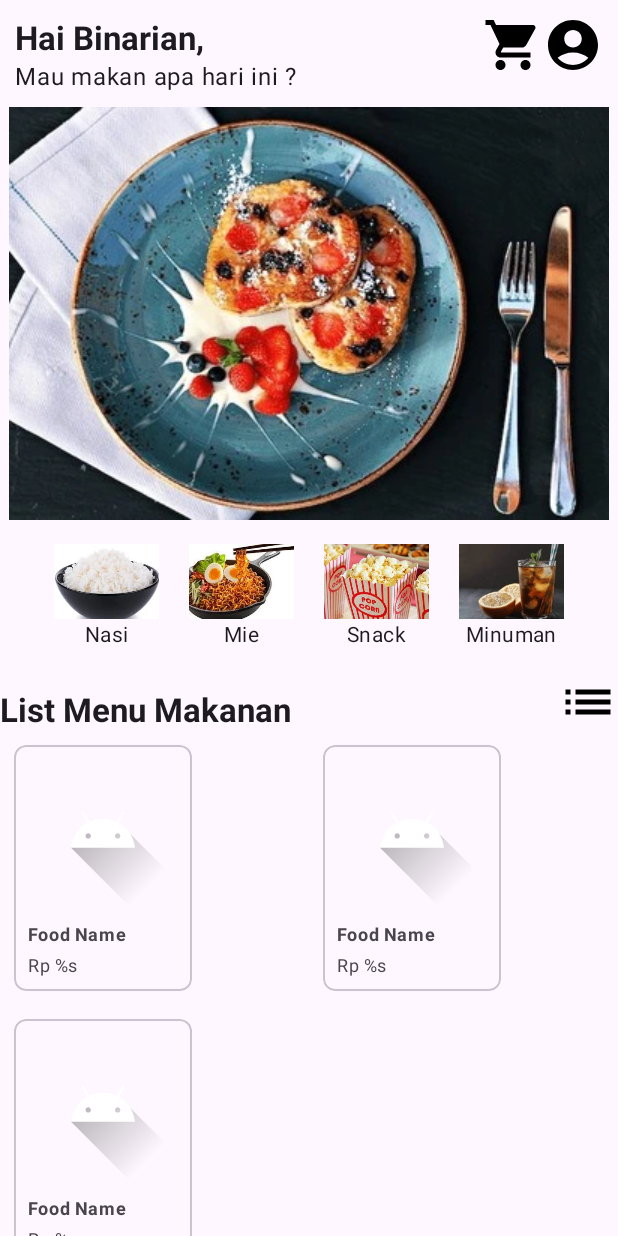
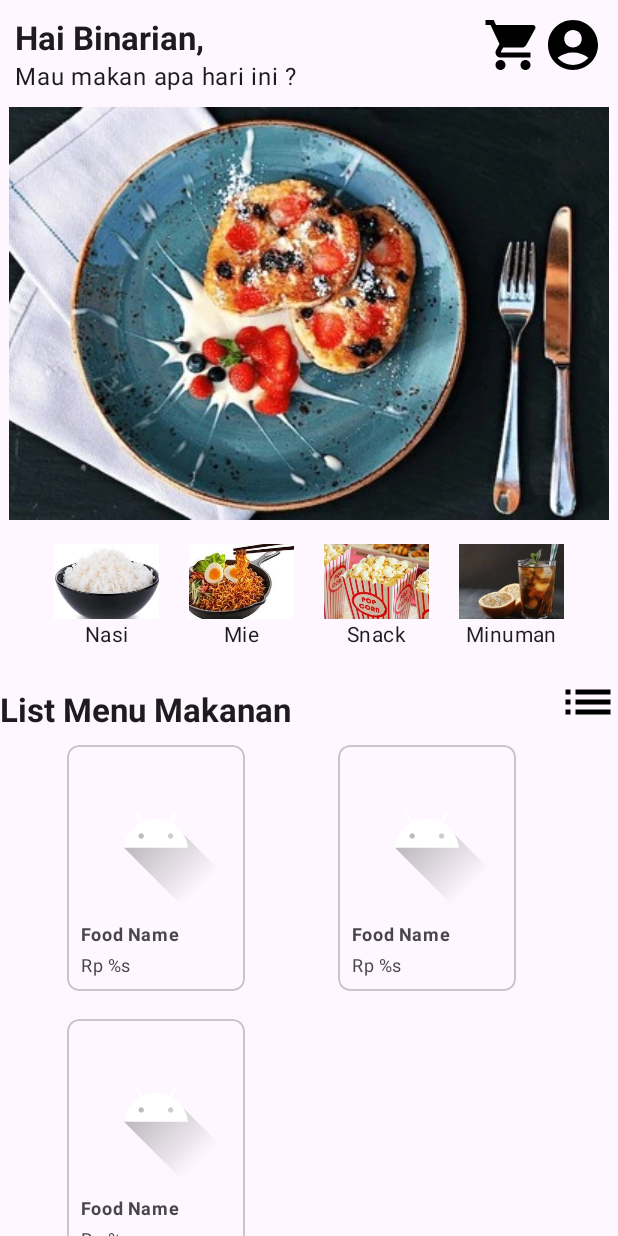
Before and after one commit to nisahamidatun/Hackathon3_GroupE, an Android app: the layout activity_main.xml on its own in the app's theme, with its tools: preview values and no code run, on a phone screen of 412 x 824 dp. Run offline under Robolectric (Android 15) with nearby library versions, the phone set to English and light mode, and no system bars.

Commit message:
add margin start to center item recycleview

```diff
--- a/app/src/main/res/layout/activity_main.xml
+++ b/app/src/main/res/layout/activity_main.xml
@@ -201,11 +201,11 @@
             android:layout_height="0dp"
             app:layoutManager="androidx.recyclerview.widget.GridLayoutManager"
             app:layout_constraintBottom_toBottomOf="parent"
+            android:layout_marginStart="35dp"
+            android:layout_marginEnd="15dp"
             app:layout_constraintEnd_toEndOf="parent"
-            app:layout_constraintHorizontal_bias="0.0"
             app:layout_constraintStart_toStartOf="parent"
             app:layout_constraintTop_toBottomOf="@id/tv_list_menu_makanan"
-            app:layout_constraintVertical_bias="0.5"
             app:spanCount="2"
             tools:listitem="@layout/item_food" />
 
```
